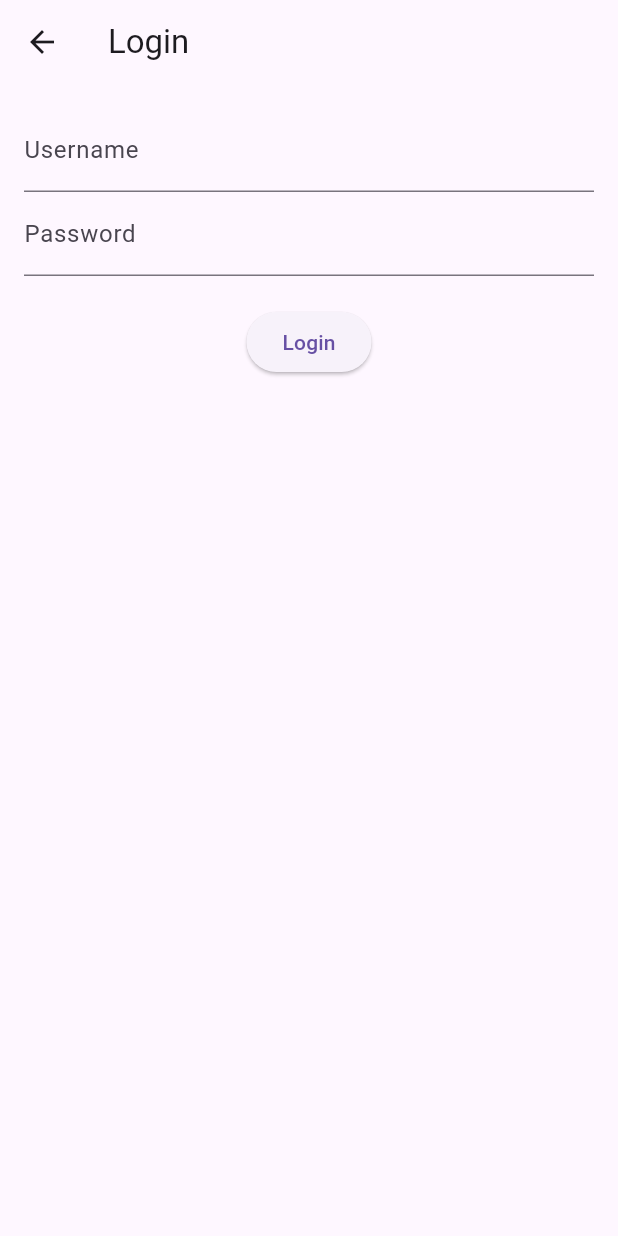
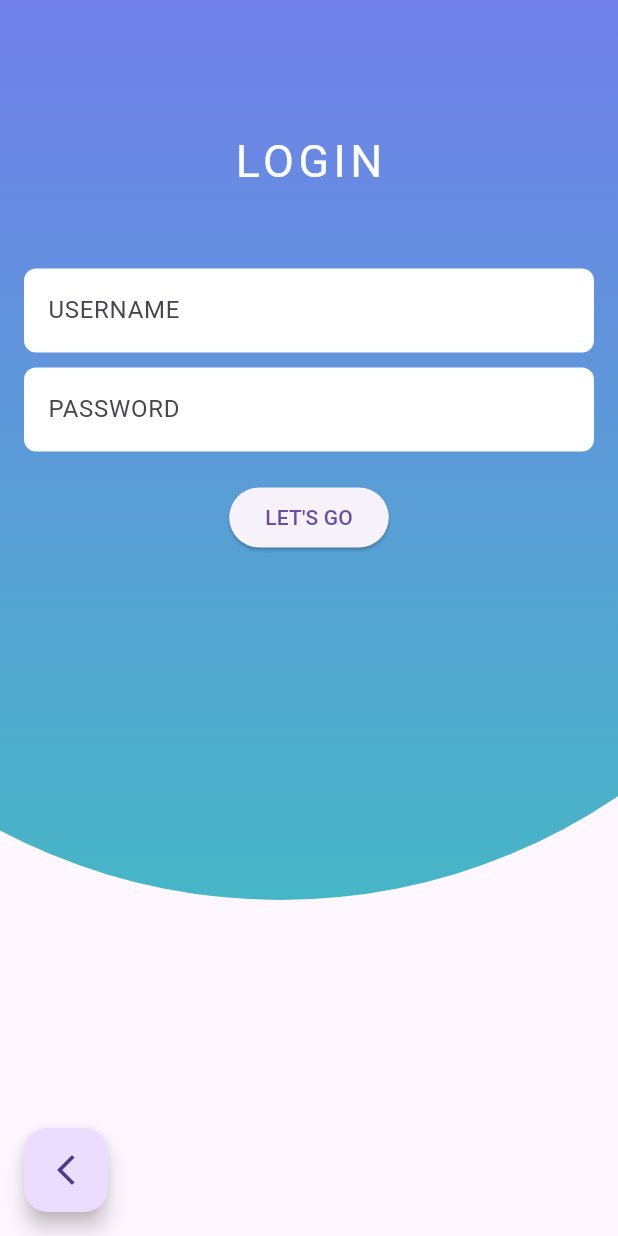
Before and after one commit to shirinmeggendorfer/ExampleCookingApp, a Flutter app: the Login screen opened by its route, on a phone screen of 412 x 824 dp. Run offline on Flutter 3.47's test engine with Material 3 defaults, Android fonts, the phone set to English and light mode, and no system bars; our stand-ins replace shared_preferences; accounts and stored records are empty; network calls fail.

Commit message:
login style

```diff
--- a/frontend/lib/view/Login.dart
+++ b/frontend/lib/view/Login.dart
@@ -1,4 +1,5 @@
 import 'package:flutter/material.dart';
+import 'package:frontend/view/dashboard.dart';
 import 'package:http/http.dart' as http;
 import 'dart:convert';
 import 'package:shared_preferences/shared_preferences.dart';
@@ -65,30 +66,88 @@ class _LoginState extends State<Login> {
   @override
   Widget build(BuildContext context) {
     return Scaffold(
-      appBar: AppBar(
-        title: Text('Login'),
+      floatingActionButton: FloatingActionButton(
+        onPressed: () {
+          Navigator.push(
+            context,
+            MaterialPageRoute(
+              builder: (context) => Dashboard(),
+            ),
+          );
+        },
+        child: Icon(Icons.arrow_back_ios_new_outlined),
       ),
-      body: Padding(
+      floatingActionButtonLocation: FloatingActionButtonLocation.startFloat,
+      body:
+      Stack(
+        children: [
+        Positioned(
+        top: -200,
+        right: -175,
+        child: Container(
+          height: 800,
+          width: 800  , // Set a width to make it visible
+          decoration: BoxDecoration(
+            borderRadius: BorderRadius.circular(500),
+            gradient: LinearGradient(
+              begin: Alignment.topCenter,
+              end: Alignment.bottomCenter,
+              colors: [
+                Color.fromRGBO(127, 109, 246, 100),
+                Color.fromRGBO(70, 182, 198, 100),
+              ],
+            ),
+          ),
+        ),
+      ),
+      Padding(
         padding: const EdgeInsets.all(16.0),
         child: Column(
-          children: <Widget>[
+          children: [
+            SizedBox(height:70),
+            Text("LOGIN",
+              style: TextStyle(
+                  fontSize: 30,
+                  letterSpacing: 3,
+                  color: Colors.white
+              ),),
+            SizedBox(height: 50,),
             TextField(
               controller: _usernameController,
-              decoration: InputDecoration(labelText: 'Username'),
+              decoration:InputDecoration(
+                hintText: 'USERNAME',
+                labelStyle: TextStyle(color: Colors.black, letterSpacing: 3),
+                fillColor: Colors.white,
+                filled: true,
+                border: OutlineInputBorder(
+                  borderSide: BorderSide.none,
+                  borderRadius: BorderRadius.circular(8.0),
+                ),
+              ),
             ),
+            SizedBox(height: 10,),
             TextField(
               controller: _passwordController,
-              decoration: InputDecoration(labelText: 'Password'),
+              decoration: InputDecoration(
+                hintText: 'PASSWORD',
+                labelStyle: TextStyle(color: Colors.black, letterSpacing: 3),
+                fillColor: Colors.white,
+                filled: true,
+                border: OutlineInputBorder(
+                  borderSide: BorderSide.none,
+                  borderRadius: BorderRadius.circular(8.0),
+                ),
+              ),
               obscureText: true,
             ),
             SizedBox(height: 20),
             ElevatedButton(
               onPressed: _login,
-              child: Text('Login'),
+              child: Text("LET'S GO"),
             ),
           ],
         ),
       ),
-    );
+    ]),);
   }
 }
```
Also changed, not shown: frontend/lib/view/register.dart (+80 -8 lines).
